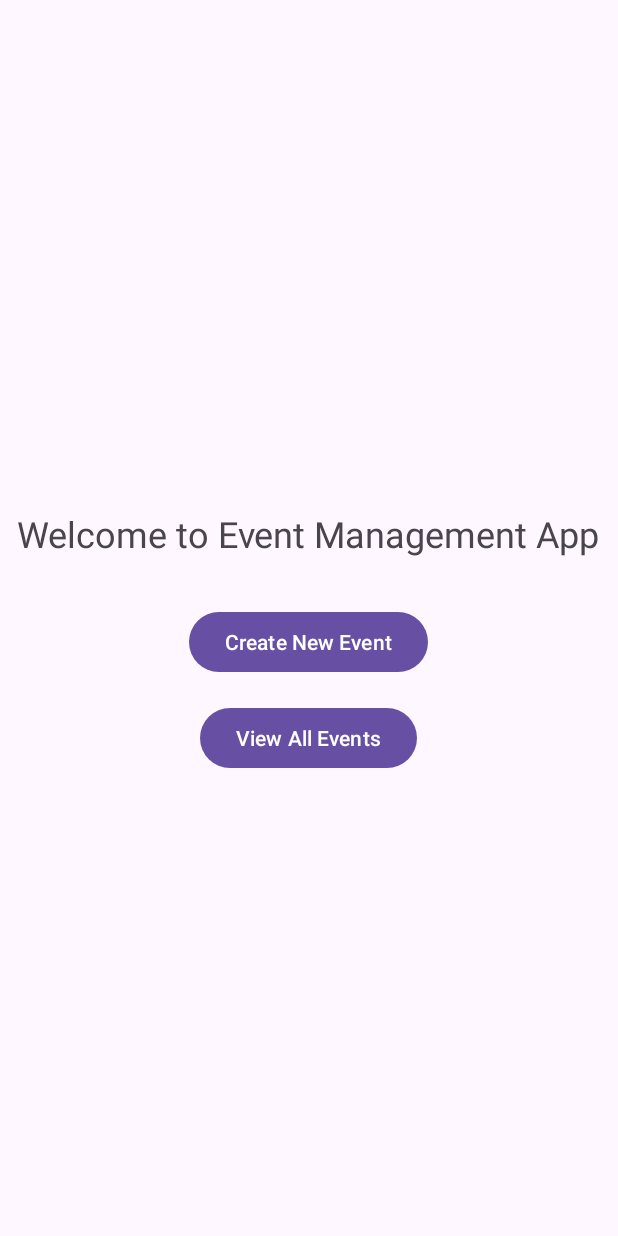
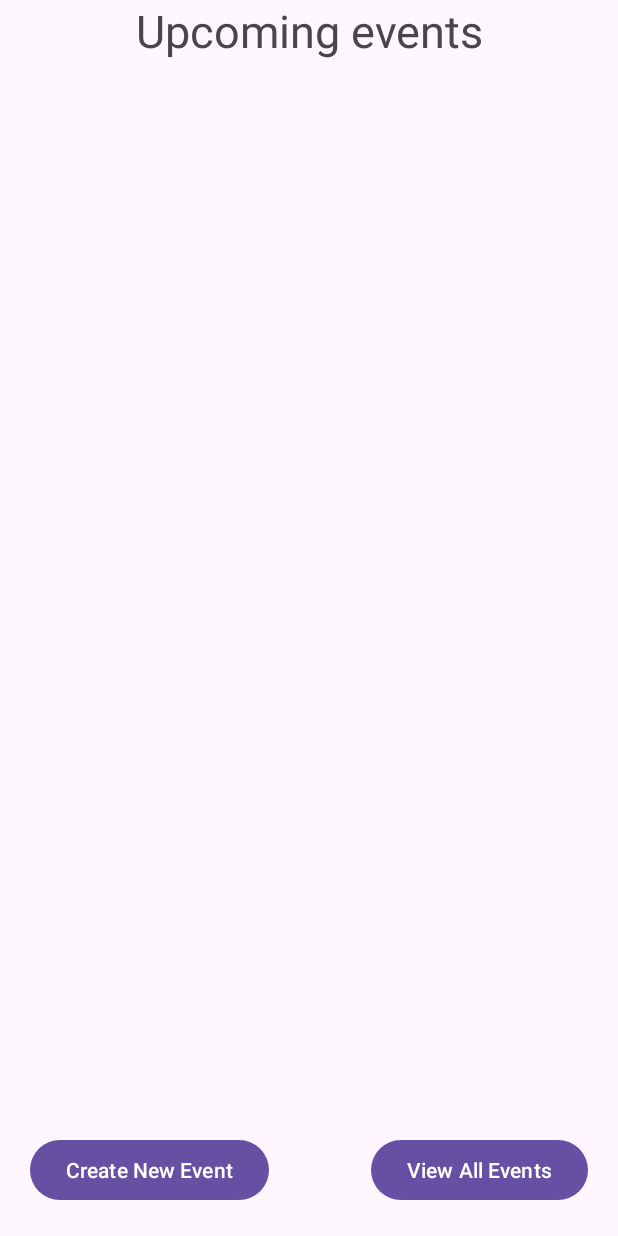
Before and after one commit to veerviren/Event-Managment-App, an Android app: the layout activity_main.xml on its own in the app's theme, with its tools: preview values and no code run, on a phone screen of 412 x 824 dp. Run offline under Robolectric (Android 15) with nearby library versions, the phone set to English and light mode, and no system bars.

Commit message:
Add : Upcoming event display

```diff
--- a/app/src/main/java/com/example/main/CreateEventActivity.kt
+++ b/app/src/main/java/com/example/main/CreateEventActivity.kt
@@ -105,7 +105,7 @@ class CreateEventActivity : AppCompatActivity() {
             }
 
             // Create new event
-            val newEvent = Event(1, eventName, eventDescription, eventLocation, eventDate, eventTime)
+            val newEvent = Event( 1,eventName, eventDescription, eventLocation, eventDate, eventTime, R.drawable.science_fair)
 
             // Save new event to shared preferences
             val sharedPreferences = getSharedPreferences("MyEvents", Context.MODE_PRIVATE)
--- a/app/src/main/java/com/example/main/Event.kt
+++ b/app/src/main/java/com/example/main/Event.kt
@@ -1,4 +1,6 @@
 package com.example.main
+
+import android.widget.ImageView
 
 data class Event(
     val id: Int,
@@ -6,5 +8,6 @@ data class Event(
     val description: String,
     val location: String,
     val date: String,
-    val time: String
+    val time: String,
+    val image: Int
 )
--- a/app/src/main/res/layout/activity_main.xml
+++ b/app/src/main/res/layout/activity_main.xml
@@ -1,35 +1,65 @@
 <?xml version="1.0" encoding="utf-8"?>
 <LinearLayout xmlns:android="http://schemas.android.com/apk/res/android"
+    xmlns:app="http://schemas.android.com/apk/res-auto"
+    xmlns:tools="http://schemas.android.com/tools"
     android:layout_width="match_parent"
     android:layout_height="match_parent"
-    android:gravity="center"
     android:orientation="vertical">
 
     <TextView
-        android:id="@+id/title_text_view"
-        android:layout_width="wrap_content"
+        android:layout_width="match_parent"
         android:layout_height="wrap_content"
+        android:textSize="30sp"
         android:textAlignment="center"
-        android:text="Welcome to Event Management App"
-        android:textSize="24sp"
-        android:layout_marginTop="32dp"
-        android:layout_marginBottom="16dp"
-        android:layout_gravity="center_horizontal"/>
+        android:text="Upcoming events">
+
+    </TextView>
+
+    <ScrollView
+        android:id="@+id/upcoming_events_scroll_view"
+        android:layout_width="match_parent"
+        android:layout_height="0dp"
+        android:layout_weight="1"
+        android:scrollbars="horizontal"
+        android:padding="16dp"
+        tools:ignore="Suspicious0dp">
+
+        <LinearLayout
+            android:id="@+id/upcoming_events_container"
+            android:layout_width="match_parent"
+            android:layout_height="wrap_content"
+            android:orientation="vertical" />
+
+    </ScrollView>
+
+    <androidx.constraintlayout.widget.ConstraintLayout
+        android:id="@+id/event_action"
+        android:layout_width="match_parent"
+        android:layout_height="wrap_content"
+        android:orientation="horizontal"
+        >
 
         <Button
             android:id="@+id/create_event_button"
             android:layout_width="wrap_content"
             android:layout_height="wrap_content"
             android:text="Create New Event"
-        android:layout_gravity="center_horizontal"
-        android:layout_marginTop="16dp"/>
+            android:layout_margin="20dp"
+            app:layout_constraintBottom_toBottomOf="parent"
+            app:layout_constraintStart_toStartOf="parent"
+            app:layout_constraintTop_toTopOf="parent" />
 
         <Button
             android:id="@+id/view_events_button"
             android:layout_width="wrap_content"
             android:layout_height="wrap_content"
             android:text="View All Events"
-        android:layout_gravity="center_horizontal"
-        android:layout_marginTop="16dp"/>
+            android:layout_margin="20dp"
+            app:layout_constraintBottom_toBottomOf="parent"
+            app:layout_constraintEnd_toEndOf="parent"
+            app:layout_constraintTop_toTopOf="parent" />
+
+    </androidx.constraintlayout.widget.ConstraintLayout>
+
 
 </LinearLayout>
```
Also changed, not shown: app/src/main/java/com/example/main/EditEventActivity.kt (+7 -7 lines), app/src/main/java/com/example/main/MainActivity.kt (+52 -2 lines), app/src/main/res/layout/upcoming_event_card.xml (added, +64 -0 lines). Lines whose indentation alone changed are shown as unchanged.
